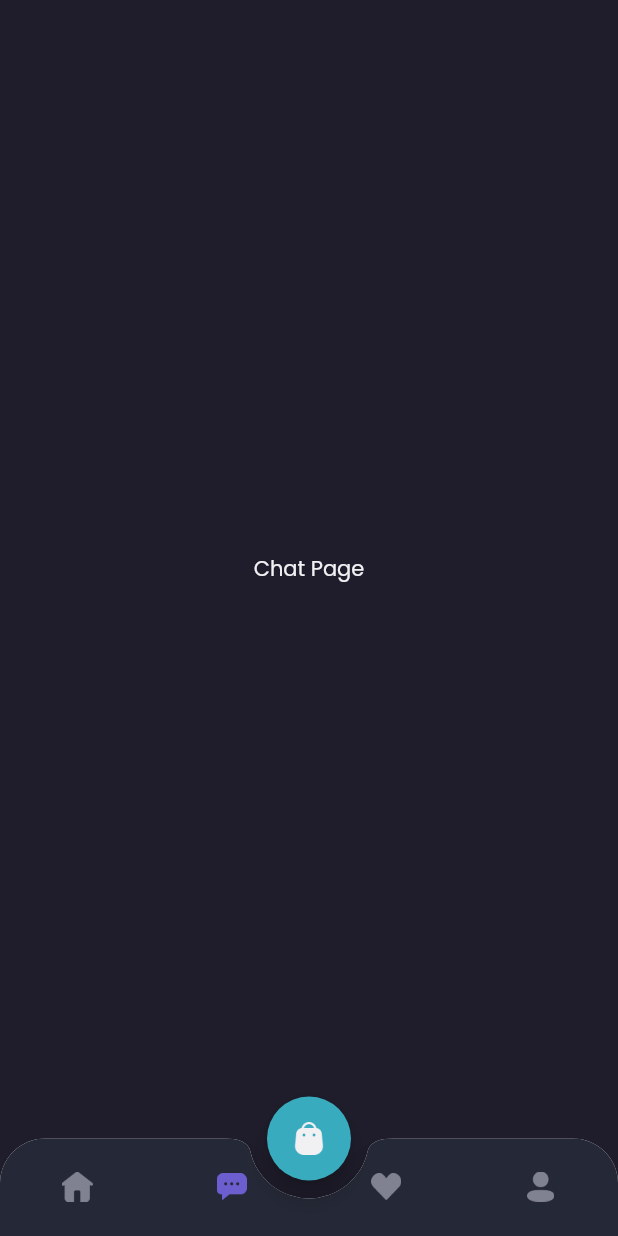
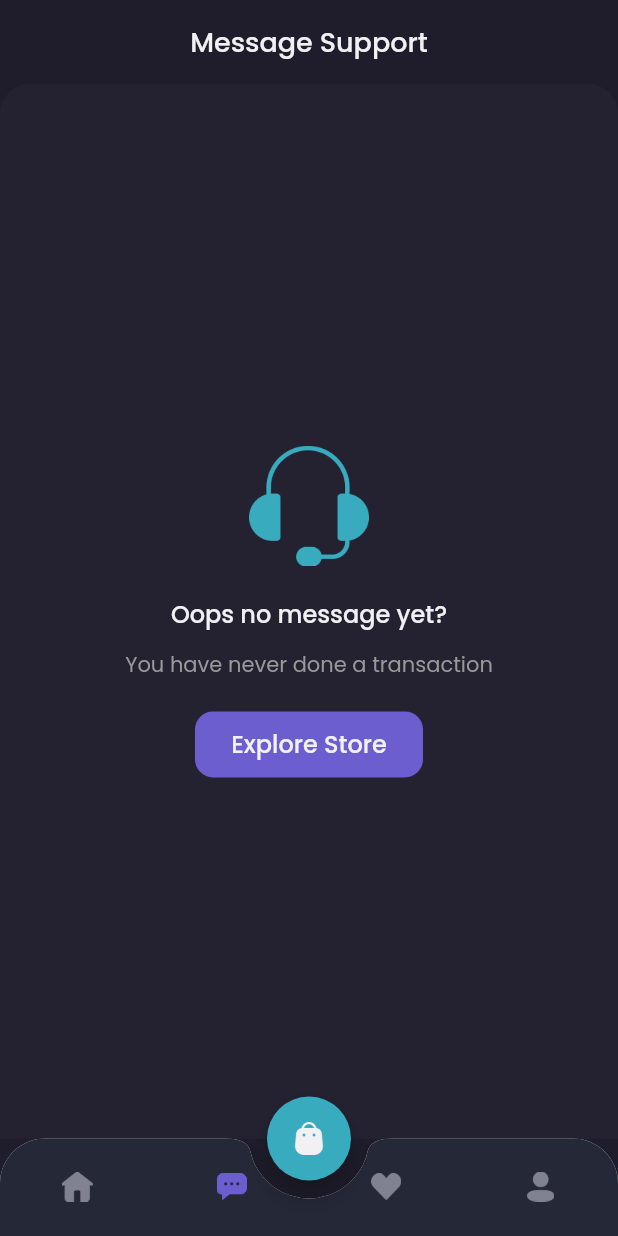
Before and after one commit to irfanagust/flavel, a Flutter app: the MainPage screen opened by its route, item 2 of the bottom bar chosen, on a phone screen of 412 x 824 dp. Run offline on Flutter 3.47's test engine with Material 2 defaults, Android fonts, the phone set to English and light mode, and no system bars; our stand-ins replace google_fonts.

Commit message:
fix : problem

```diff
--- a/lib/pages/home/chat_page.dart
+++ b/lib/pages/home/chat_page.dart
@@ -6,11 +6,90 @@ class ChatPage extends StatelessWidget {
 
   @override
   Widget build(BuildContext context) {
-    return Center(
-      child: Text(
-        'Chat Page',
-        style: primaryTextStyle,
-      ),
+    Widget header() {
+      return AppBar(
+        backgroundColor: bgColor1,
+        centerTitle: true,
+        elevation: 0,
+        automaticallyImplyLeading: false,
+        title: Text(
+          'Message Support',
+          style: primaryTextStyle.copyWith(
+            fontSize: 18,
+            fontWeight: medium,
+          ),
+        ),
+      );
+    }
+
+    Widget body() {
+      return Expanded(
+        child: Container(
+          width: double.infinity,
+          decoration: BoxDecoration(
+            borderRadius: const BorderRadius.vertical(
+              top: Radius.circular(20),
+            ),
+            color: bgColor3,
+          ),
+          child: Column(
+            mainAxisAlignment: MainAxisAlignment.center,
+            children: [
+              Image.asset(
+                'assets/icon_headset.png',
+                width: 80,
+              ),
+              const SizedBox(height: 20),
+              Text(
+                'Oops no message yet?',
+                style: primaryTextStyle.copyWith(
+                  fontSize: 16,
+                  fontWeight: medium,
+                ),
+              ),
+              const SizedBox(height: 12),
+              Text(
+                'You have never done a transaction',
+                style: secondaryTextStyle,
+              ),
+              const SizedBox(
+                height: 20,
+              ),
+              Container(
+                height: 44,
+                width: 152,
+                child: TextButton(
+                  onPressed: () {},
+                  style: TextButton.styleFrom(
+                    backgroundColor: primaryColor,
+                    shape: RoundedRectangleBorder(
+                      borderRadius: BorderRadius.circular(12),
+                    ),
+                    padding: const EdgeInsets.symmetric(
+                      horizontal: 24,
+                      vertical: 10,
+                    ),
+                  ),
+                  child: Text(
+                    'Explore Store',
+                    style: primaryTextStyle.copyWith(
+                      fontSize: 16,
+                      fontWeight: medium,
+                    ),
+                  ),
+                ),
+              ),
+            ],
+          ),
+        ),
+      );
+    }
+
+    return Column(
+      children: [
+        header(),
+        body(),
+      ],
     );
   }
 }
--- a/lib/pages/home/main_page.dart
+++ b/lib/pages/home/main_page.dart
@@ -34,13 +34,12 @@ class _MainPageState extends State<MainPage> {
           top: Radius.circular(30),
         ),
         child: BottomAppBar(
-          shape: CircularNotchedRectangle(),
+          shape: const CircularNotchedRectangle(),
           notchMargin: 12,
           clipBehavior: Clip.antiAlias,
           child: BottomNavigationBar(
             currentIndex: currentIndex,
             onTap: (value) {
-              print(value);
               setState(() {
                 currentIndex = value;
               });
@@ -50,7 +49,7 @@ class _MainPageState extends State<MainPage> {
             items: [
               BottomNavigationBarItem(
                 icon: Container(
-                  margin: EdgeInsets.only(
+                  margin: const EdgeInsets.only(
                     top: 15,
                   ),
                   child: Image.asset(
@@ -63,7 +62,7 @@ class _MainPageState extends State<MainPage> {
               ),
               BottomNavigationBarItem(
                 icon: Container(
-                  margin: EdgeInsets.only(
+                  margin: const EdgeInsets.only(
                     top: 15,
                   ),
                   child: Image.asset(
@@ -76,7 +75,7 @@ class _MainPageState extends State<MainPage> {
               ),
               BottomNavigationBarItem(
                 icon: Container(
-                  margin: EdgeInsets.only(
+                  margin: const EdgeInsets.only(
                     top: 15,
                   ),
                   child: Image.asset(
@@ -89,7 +88,7 @@ class _MainPageState extends State<MainPage> {
               ),
               BottomNavigationBarItem(
                 icon: Container(
-                  margin: EdgeInsets.only(top: 15),
+                  margin: const EdgeInsets.only(top: 15),
                   child: Image.asset(
                     'assets/icon_profile.png',
                     width: 18,
@@ -107,19 +106,19 @@ class _MainPageState extends State<MainPage> {
     Widget body() {
       switch (currentIndex) {
         case 0:
-          return HomePage();
-          break;
+          return const HomePage();
+
         case 1:
-          return ChatPage();
-          break;
+          return const ChatPage();
+
         case 2:
-          return WishListPage();
-          break;
+          return const WishListPage();
+
         case 3:
-          return ProfilePage();
-          break;
+          return const ProfilePage();
+
         default:
-          return HomePage();
+          return const HomePage();
       }
     }
 
--- a/lib/pages/sign_up_page.dart
+++ b/lib/pages/sign_up_page.dart
@@ -287,7 +287,7 @@ class SignUpPage extends StatelessWidget {
 
     Widget signUpButton() {
       return Container(
-        margin: EdgeInsets.only(top: 30),
+        margin: const EdgeInsets.only(top: 30),
         width: double.infinity,
         height: 50,
         child: TextButton(
@@ -310,7 +310,7 @@ class SignUpPage extends StatelessWidget {
 
     Widget footer() {
       return Container(
-        margin: EdgeInsets.only(bottom: 30),
+        margin: const EdgeInsets.only(bottom: 30),
         child: Row(
           mainAxisAlignment: MainAxisAlignment.center,
           children: [
@@ -351,7 +351,7 @@ class SignUpPage extends StatelessWidget {
               passwordInput(),
               passwordConfirmationInput(),
               signUpButton(),
-              Spacer(),
+              const Spacer(),
               footer(),
             ],
           ),
```
Also changed, not shown: lib/main.dart (+5 -5 lines), lib/pages/sign_in_page.dart (+13 -13 lines), lib/pages/splash_page.dart (+9 -4 lines).
